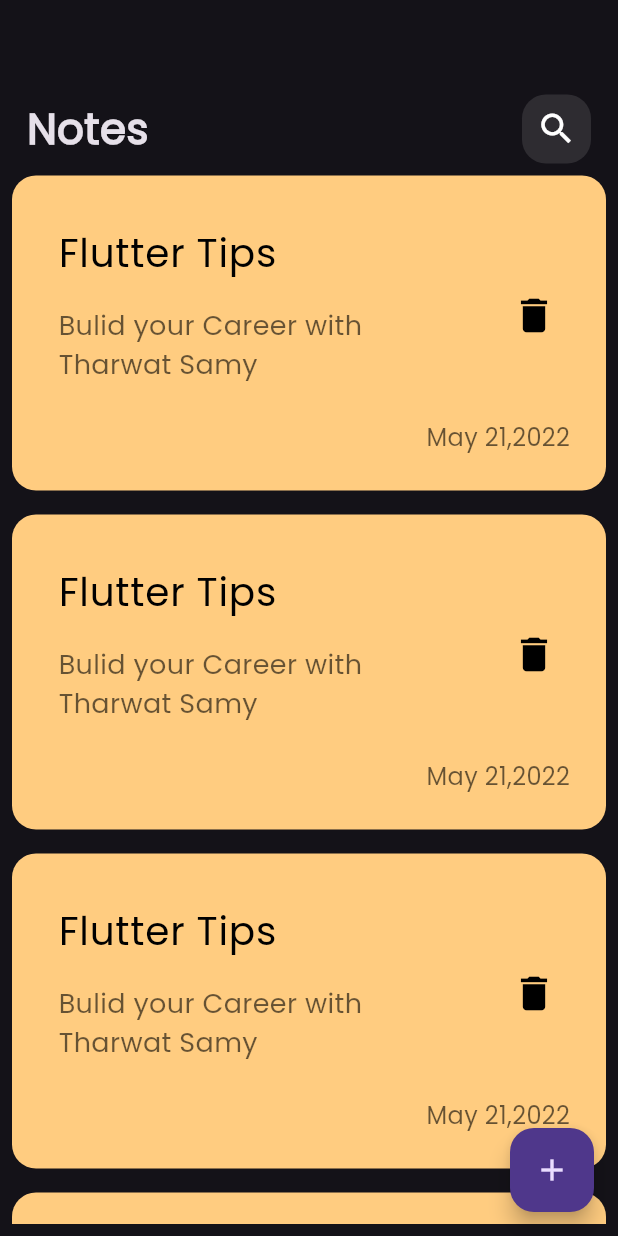
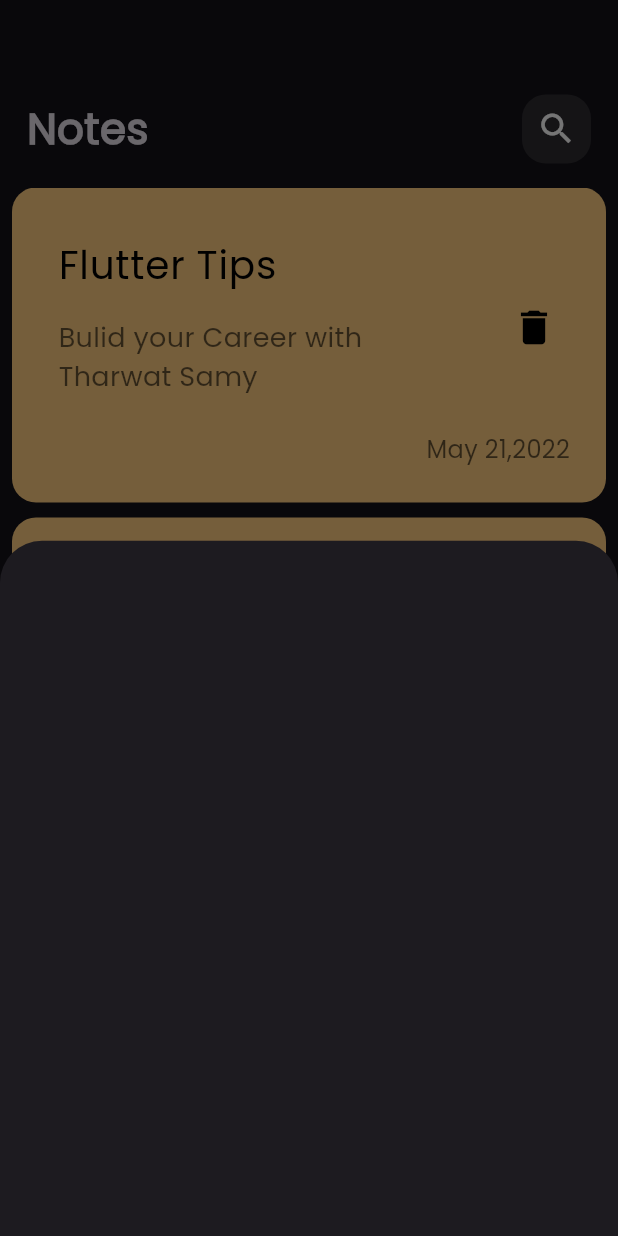
Before and after one commit to youssefemadeldn/notes_app, a Flutter app: the screen it shows after launch, after a tap on the "add" icon, on a phone screen of 412 x 824 dp. Run offline on Flutter 3.47's test engine with Material 3 defaults, Android fonts, the phone set to English and light mode, and no system bars.

Commit message:
show model bottom sheet

```diff
--- a/lib/views/notes_view.dart
+++ b/lib/views/notes_view.dart
@@ -1,4 +1,5 @@
 import 'package:flutter/material.dart';
+import 'package:noteapp/widgets/add_note_bottom_sheet.dart';
 import 'package:noteapp/widgets/notes_view_body.dart';
 
 class NotesView extends StatelessWidget {
@@ -8,10 +9,18 @@ class NotesView extends StatelessWidget {
   Widget build(BuildContext context) {
     return Scaffold(
       floatingActionButton: FloatingActionButton(
-        onPressed: () {},
+        onPressed: () {
+          showModalBottomSheet(
+              context: context,
+              builder: (context) {
+                return const AddNoteBottumSheet();
+              });
+        },
         child: const Icon(Icons.add),
       ),
       body: const NotesViewBody(),
     );
   }
 }
+
+// AddNoteBottumSheet()
--- /dev/null
+++ b/lib/widgets/add_note_bottom_sheet.dart
@@ -0,0 +1,10 @@
+import 'package:flutter/material.dart';
+
+class AddNoteBottumSheet extends StatelessWidget {
+  const AddNoteBottumSheet({super.key});
+
+  @override
+  Widget build(BuildContext context) {
+    return Container();
+  }
+}
--- a/lib/widgets/note_list_view.dart
+++ b/lib/widgets/note_list_view.dart
@@ -7,12 +7,22 @@ class NotesListViwe extends StatelessWidget {
   @override
   Widget build(BuildContext context) {
     return Expanded(
-      child: ListView.builder(itemBuilder: (context, index) {
-        return const Padding(
-          padding: EdgeInsets.symmetric(vertical: 8),
-          child: NoteItem(),
-        );
-      }),
+      child: Padding(
+        padding: const EdgeInsets.symmetric(vertical: 16),
+        child: ListView.builder(itemBuilder: (context, index) {
+          return const Padding(
+            padding: EdgeInsets.zero,
+            child: Column(
+              children: [
+                NoteItem(),
+                SizedBox(
+                  height: 10,
+                )
+              ],
+            ),
+          );
+        }),
+      ),
     );
   }
 }
```
